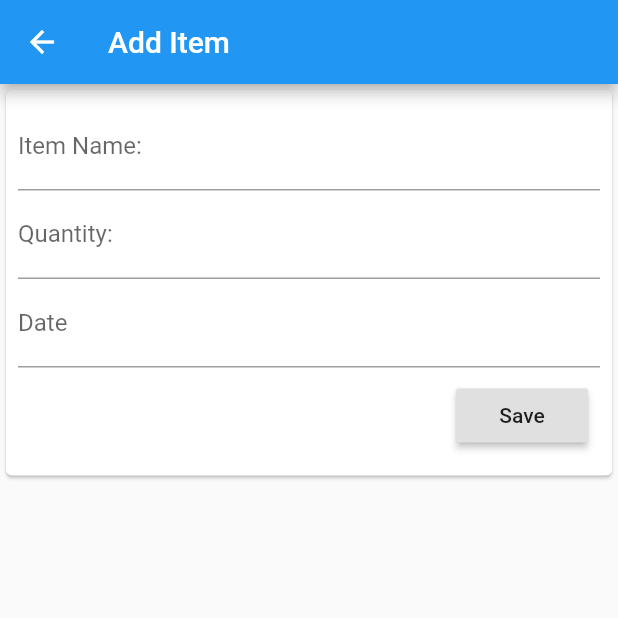
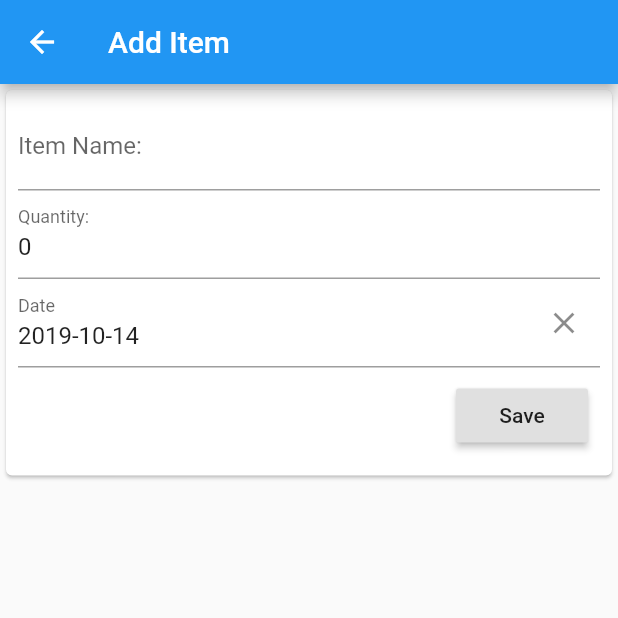
Before and after one commit to Digital-Vault/GroceryApp, a Flutter app: the screen it shows after launch, after a tap on the "add" icon, on a phone screen of 412 x 824 dp, the top half of it. Run offline on Flutter 3.47's test engine with Material 2 defaults, Android fonts, the phone set to English and light mode, and no system bars; drawn by our look-alikes of datetime_picker_formfield; our stand-ins replace rxdart.

Commit message:
Update Form to accept an empty GroceryList
Update submission form to accept an empty grocery item. This allows
the form to be used for both editing as well as adding new items.

```diff
--- a/lib/submission_form.dart
+++ b/lib/submission_form.dart
@@ -13,20 +13,26 @@ class SubmissionForm extends StatefulWidget {
 }
 
 class _SubmissionFormState extends State<SubmissionForm> {
-  final GroceryItem item;
+  GroceryItem item;
   _SubmissionFormState({this.item});
   final formKey = GlobalKey<FormState>();
   String _name;
   num _quantity;
   final format = DateFormat("yyyy-MM-dd");
   DateTime _date;
+  String _appBarTitle;
   @override
   Widget build(BuildContext context) {
-    if (item != null) {
-      // Submission form for updating item
+    if (item == null) {
+      _appBarTitle = "Add Item";
+      item = GroceryItem(name: "", expiryDate: DateTime.now());
+    } else {
+      _appBarTitle = "Update Item";
+    }
+
     return Scaffold(
         appBar: AppBar(
-            title: Text('Update Item '),
+          title: Text(_appBarTitle),
         ),
         body: Card(
           child: Padding(
@@ -76,58 +82,6 @@ class _SubmissionFormState extends State<SubmissionForm> {
             ),
           ),
         ));
-    } else {
-      // Submission form for adding item
-      return Scaffold(
-          appBar: AppBar(
-            title: Text('Add Item '),
-          ),
-          body: Card(
-            child: Padding(
-              padding: EdgeInsets.all(8.0),
-              child: Form(
-                key: formKey,
-                child: Column(
-                  mainAxisSize: MainAxisSize.min,
-                  children: <Widget>[
-                    TextFormField(
-                      decoration: InputDecoration(labelText: 'Item Name:'),
-                      onSaved: (input) => _name = input,
-                    ),
-                    TextFormField(
-                      decoration: InputDecoration(labelText: 'Quantity:'),
-                      onSaved: (input) => _quantity = int.parse(input),
-                    ),
-                    DateTimeField(
-                      format: format,
-                      decoration: InputDecoration(labelText: 'Date'),
-                      onShowPicker: (context, currentValue) {
-                        return showDatePicker(
-                            context: context,
-                            firstDate: DateTime(1900),
-                            initialDate: currentValue ?? DateTime.now(),
-                            lastDate: DateTime(2100));
-                      },
-                      onSaved: (input) => _date = input,
-                    ),
-                    Row(
-                      mainAxisAlignment: MainAxisAlignment.end,
-                      children: <Widget>[
-                        Padding(
-                          padding: const EdgeInsets.all(8.0),
-                          child: RaisedButton(
-                            onPressed: _submit,
-                            child: Text('Save'),
-                          ),
-                        )
-                      ],
-                    )
-                  ],
-                ),
-              ),
-            ),
-          ));
-    }
   }
 
   void _submit() {
```
Lines whose indentation alone changed are shown as unchanged.
